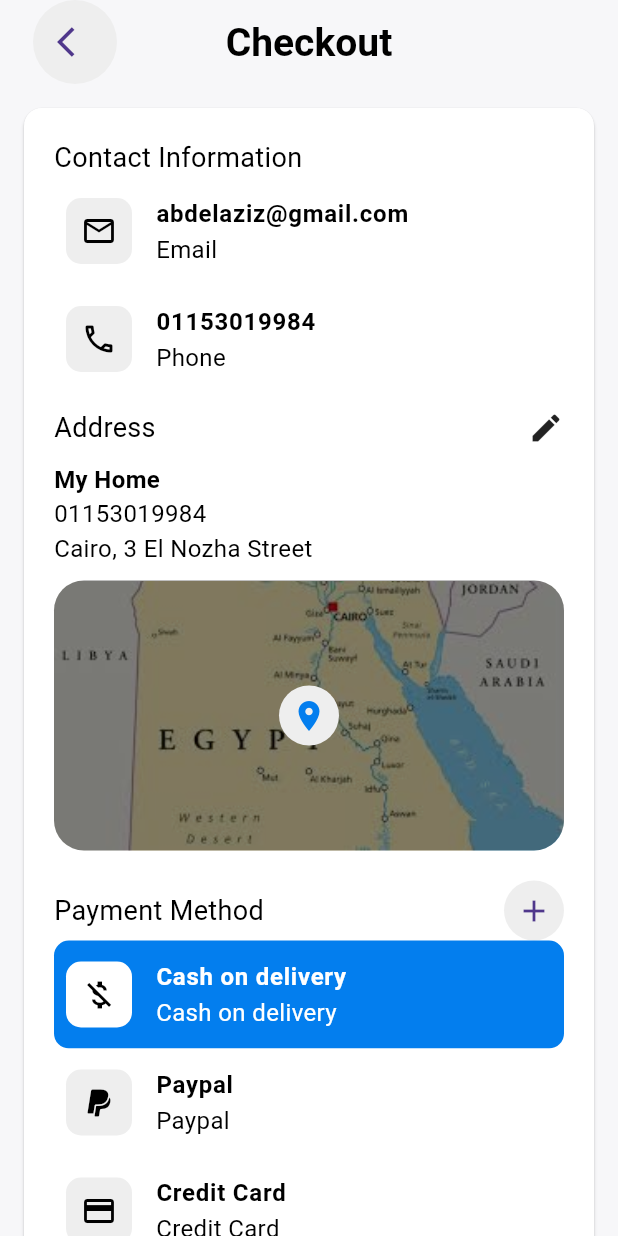
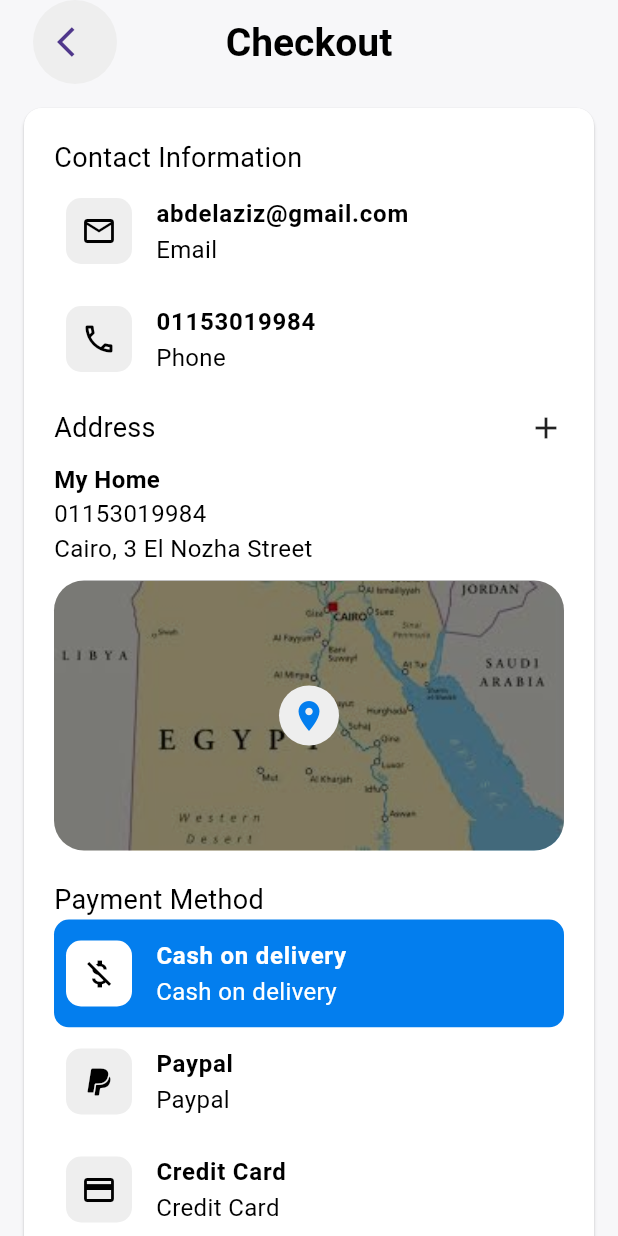
Before and after one commit to AbdelazizMohamed-GitHub/shop_sphere, a Flutter app: the CartScreen screen opened directly, after a tap on "Checkout", on a phone screen of 412 x 824 dp. Run offline on Flutter 3.47's test engine with Material 3 defaults, Android fonts, the phone set to English and light mode, and no system bars; our stand-ins replace carousel_slider, dartz, firebase_auth, firebase_core, flutter_bloc, geocoding and 5 more; accounts and stored records are empty.

Commit message:
Refactor checkout process

```diff
--- a/lib/core/test_data/test_list.dart
+++ b/lib/core/test_data/test_list.dart
@@ -98,11 +98,5 @@ class TestList {
     'total': 109.97,
   };
 
-static  List orderStauts=[
-    'Pending',
-    'Delivered',
-    'Processing',
-    'Cancelled',
-  ];
 
 }
--- /dev/null
+++ b/lib/features/profile/presention/controller/checkout/check_out_cubit.dart
@@ -0,0 +1,11 @@
+import 'package:flutter_bloc/flutter_bloc.dart';
+import 'package:shop_sphere/features/profile/presention/controller/checkout/check_out_state.dart';
+
+class CheckOutCubit extends Cubit<CheckOutState> {
+  CheckOutCubit() : super(CheckOutInitial());
+  int currentPaymenMethodIndex = 0;
+  void chnageCurrentPaymenMethodIndex(int index) {
+    currentPaymenMethodIndex = index;
+    emit(CheckOutChangePaymentIndex());
+  }
+}
--- /dev/null
+++ b/lib/features/profile/presention/controller/checkout/check_out_state.dart
@@ -0,0 +1,4 @@
+class CheckOutState {}
+
+final class CheckOutInitial extends CheckOutState {}
+final class CheckOutChangePaymentIndex extends CheckOutState {}
--- a/lib/features/profile/presention/view/screen/checkout_screen.dart
+++ b/lib/features/profile/presention/view/screen/checkout_screen.dart
@@ -1,14 +1,14 @@
 import 'package:flutter/material.dart';
-import 'package:geocoding/geocoding.dart';
-import 'package:shop_sphere/core/constant/app_color.dart';
-import 'package:shop_sphere/core/constant/app_images.dart';
+import 'package:flutter_bloc/flutter_bloc.dart';
 import 'package:shop_sphere/core/constant/app_styles.dart';
-import 'package:shop_sphere/core/service/location_service.dart';
 import 'package:shop_sphere/core/test_data/test_list.dart';
 import 'package:shop_sphere/core/widget/custom_back_button.dart';
 import 'package:shop_sphere/core/widget/custom_button.dart';
 import 'package:shop_sphere/core/widget/custom_circle_button.dart';
+import 'package:shop_sphere/features/profile/presention/controller/checkout/check_out_cubit.dart';
+import 'package:shop_sphere/features/profile/presention/controller/checkout/check_out_state.dart';
 import 'package:shop_sphere/features/profile/presention/view/widget/custom_cart_price.dart';
+import 'package:shop_sphere/features/profile/presention/view/widget/custom_checkout_button.dart';
 import 'package:shop_sphere/features/profile/presention/view/widget/custom_checkout_listile.dart';
 import 'package:shop_sphere/features/profile/presention/view/widget/custom_checkout_payment.dart';
 import 'package:shop_sphere/features/profile/presention/view/widget/custom_get_location_widget.dart';
@@ -18,7 +18,9 @@ class CheckoutScreen extends StatelessWidget {
 
   @override
   Widget build(BuildContext context) {
-    return Scaffold(
+    return BlocProvider(
+      create: (context) => CheckOutCubit(),
+      child: Scaffold(
         appBar: AppBar(
           title: const Text("Checkout"),
           leading: const CustomBackButton(),
@@ -60,28 +62,23 @@ class CheckoutScreen extends StatelessWidget {
                             "Address",
                             style: AppStyles.text18RegularBlack,
                           ),
-                        Icon(Icons.edit),
+                          Icon(Icons.add),
                         ],
                       ),
                       const SizedBox(
                         height: 10,
                       ),
-
-                    const CustomGetLocationWidget(
-
-                    ),
+                      const CustomGetLocationWidget(),
                       const SizedBox(
                         height: 20,
                       ),
-                    Row(
+                      const Row(
                         mainAxisAlignment: MainAxisAlignment.spaceBetween,
                         children: [
-                        const Text(
+                          Text(
                             "Payment Method",
                             style: AppStyles.text18RegularBlack,
                           ),
-                        CustomCircleButton(
-                            icon: const Icon(Icons.add), funcation: () {})
                         ],
                       ),
                       const CustomCheckoutPayment(),
@@ -99,7 +96,14 @@ class CheckoutScreen extends StatelessWidget {
                       const SizedBox(
                         height: 20,
                       ),
-                    CustomButton(onPressed: () {}, text: "Checkout")
+                      BlocBuilder<CheckOutCubit, CheckOutState>(
+                        builder: (context, state) {
+                          return CustomCheckoutButton(
+                              currentIndex: context
+                                  .read<CheckOutCubit>()
+                                  .currentPaymenMethodIndex);
+                        },
+                      ),
                     ],
                   ),
                 ),
@@ -107,6 +111,7 @@ class CheckoutScreen extends StatelessWidget {
             ],
           ),
         ),
+      ),
     );
   }
 }
--- /dev/null
+++ b/lib/features/profile/presention/view/widget/custom_checkout_button.dart
@@ -0,0 +1,24 @@
+// ignore_for_file: public_member_api_docs, sort_constructors_first
+import 'package:flutter/material.dart';
+import 'package:flutter_bloc/flutter_bloc.dart';
+
+import 'package:shop_sphere/core/test_data/test_list.dart';
+import 'package:shop_sphere/core/widget/custom_button.dart';
+import 'package:shop_sphere/features/profile/presention/controller/checkout/check_out_cubit.dart';
+import 'package:shop_sphere/features/profile/presention/controller/checkout/check_out_state.dart';
+
+class CustomCheckoutButton extends StatelessWidget {
+  const CustomCheckoutButton({
+    super.key,
+    required this.currentIndex,
+  });
+  final int currentIndex;
+  @override
+  Widget build(BuildContext context) {
+    return CustomButton(
+        onPressed: () {},
+        text: currentIndex == 0
+            ? "Check Out"
+            : "Pay ${TestList.getTotalPrice() + 50}");
+  }
+}
--- a/lib/features/profile/presention/view/widget/custom_checkout_payment.dart
+++ b/lib/features/profile/presention/view/widget/custom_checkout_payment.dart
@@ -1,36 +1,43 @@
+// ignore_for_file: public_member_api_docs, sort_constructors_first
 import 'package:flutter/material.dart';
+import 'package:flutter_bloc/flutter_bloc.dart';
+
 import 'package:shop_sphere/core/constant/screens_list.dart';
+import 'package:shop_sphere/features/profile/presention/controller/checkout/check_out_cubit.dart';
+import 'package:shop_sphere/features/profile/presention/controller/checkout/check_out_state.dart';
 import 'package:shop_sphere/features/profile/presention/view/widget/custom_checkout_listile.dart';
 
-class CustomCheckoutPayment extends StatefulWidget {
-  const CustomCheckoutPayment({super.key});
+class CustomCheckoutPayment extends StatelessWidget {
+  const CustomCheckoutPayment({
+    super.key,
+  });
 
   @override
-  State<CustomCheckoutPayment> createState() => _CustomCheckoutPaymentState();
-}
-
-class _CustomCheckoutPaymentState extends State<CustomCheckoutPayment> {
-  int currentIndex = 0;
-  @override
   Widget build(BuildContext context) {
+    return BlocBuilder<CheckOutCubit, CheckOutState>(
+      builder: (context, state) {
         return ListView.builder(
-      physics:const NeverScrollableScrollPhysics(),
+          physics: const NeverScrollableScrollPhysics(),
           shrinkWrap: true,
           itemCount: paymentMethod.length,
           itemBuilder: (BuildContext context, int index) {
             return GestureDetector(
               onTap: () {
-            setState(() {
-              currentIndex = index;
-            });
+                context
+                    .read<CheckOutCubit>()
+                    .chnageCurrentPaymenMethodIndex(index);
               },
               child: CustomCheckoutListile(
-              isSelect: currentIndex == index,
+                  isSelect:
+                      context.read<CheckOutCubit>().currentPaymenMethodIndex ==
+                          index,
                   title: paymentMethod[index].title,
                   subtitle: paymentMethod[index].title,
                   icon: paymentMethod[index].icon),
             );
           },
         );
+      },
+    );
   }
 }
--- a/lib/features/profile/presention/view/widget/custom_get_location_widget.dart
+++ b/lib/features/profile/presention/view/widget/custom_get_location_widget.dart
@@ -33,7 +33,7 @@ class _CustomGetLocationWidgetState extends State<CustomGetLocationWidget> {
           title,
           style: AppStyles.text16BoldBlack,
         ),
-        Text(
+      const  Text(
           "01153019984",
           style: AppStyles.text16RegularBlack,
         ),
--- a/lib/features/profile/presention/view/widget/custom_order_item.dart
+++ b/lib/features/profile/presention/view/widget/custom_order_item.dart
@@ -1,6 +1,7 @@
 import 'package:flutter/material.dart';
 import 'package:flutter_bloc/flutter_bloc.dart';
 import 'package:shop_sphere/core/constant/app_color.dart';
+import 'package:shop_sphere/core/constant/screens_list.dart';
 import 'package:shop_sphere/core/test_data/test_list.dart';
 import 'package:shop_sphere/features/profile/presention/controller/order/order_cubit.dart';
 import 'package:shop_sphere/features/profile/presention/controller/order/order_state.dart';
@@ -81,7 +82,7 @@ class CustomOrderItem extends StatelessWidget {
                   ),
                   const Spacer(),
                   Text(
-                      TestList.orderStauts[
+                      orderStauts[
                           context.read<OrderCubit>().currentStatus],
                       style: const TextStyle(color: Colors.green, fontSize: 14))
                 ])
--- a/lib/features/profile/presention/view/widget/custom_order_stuts_list.dart
+++ b/lib/features/profile/presention/view/widget/custom_order_stuts_list.dart
@@ -2,6 +2,7 @@ import 'package:flutter/material.dart';
 import 'package:flutter_bloc/flutter_bloc.dart';
 import 'package:shop_sphere/core/constant/app_color.dart';
 import 'package:shop_sphere/core/constant/app_styles.dart';
+import 'package:shop_sphere/core/constant/screens_list.dart';
 import 'package:shop_sphere/core/test_data/test_list.dart';
 import 'package:shop_sphere/features/profile/presention/controller/order/order_cubit.dart';
 import 'package:shop_sphere/features/profile/presention/controller/order/order_state.dart';
@@ -13,7 +14,7 @@ class CustomOrderStutsList extends StatelessWidget {
   Widget build(BuildContext context) {
     return ListView.separated(
       scrollDirection: Axis.horizontal,
-      itemCount: TestList.orderStauts.length,
+      itemCount: orderStauts.length,
       separatorBuilder: (BuildContext context, int index) {
         return const SizedBox(
           width: 10,
@@ -40,7 +41,7 @@ class CustomOrderStutsList extends StatelessWidget {
                 ),
                 duration: const Duration(milliseconds: 500),
                 child: Center(
-                  child: Text(TestList.orderStauts[index],
+                  child: Text(orderStauts[index],
                       style: index == context.read<OrderCubit>().currentStatus
                           ? AppStyles.text18RegularWhite
                           : AppStyles.text18RegularBlack),
```
Also changed, not shown: lib/core/constant/screens_list.dart (+7 -0 lines), 4 other files. Lines whose indentation alone changed are shown as unchanged.
